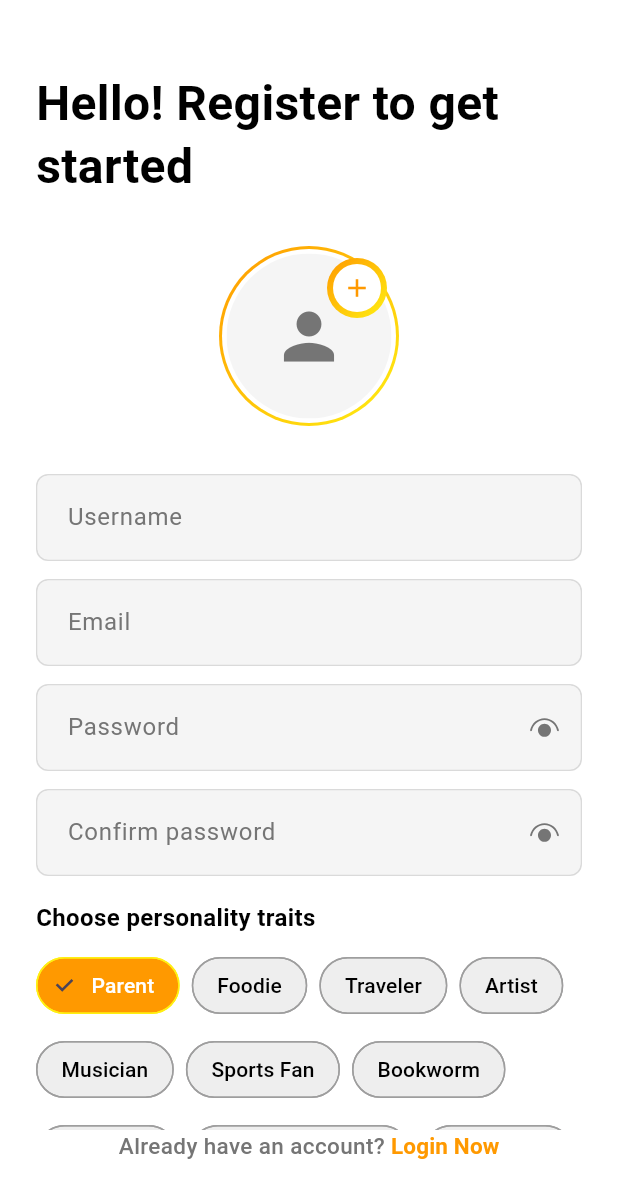
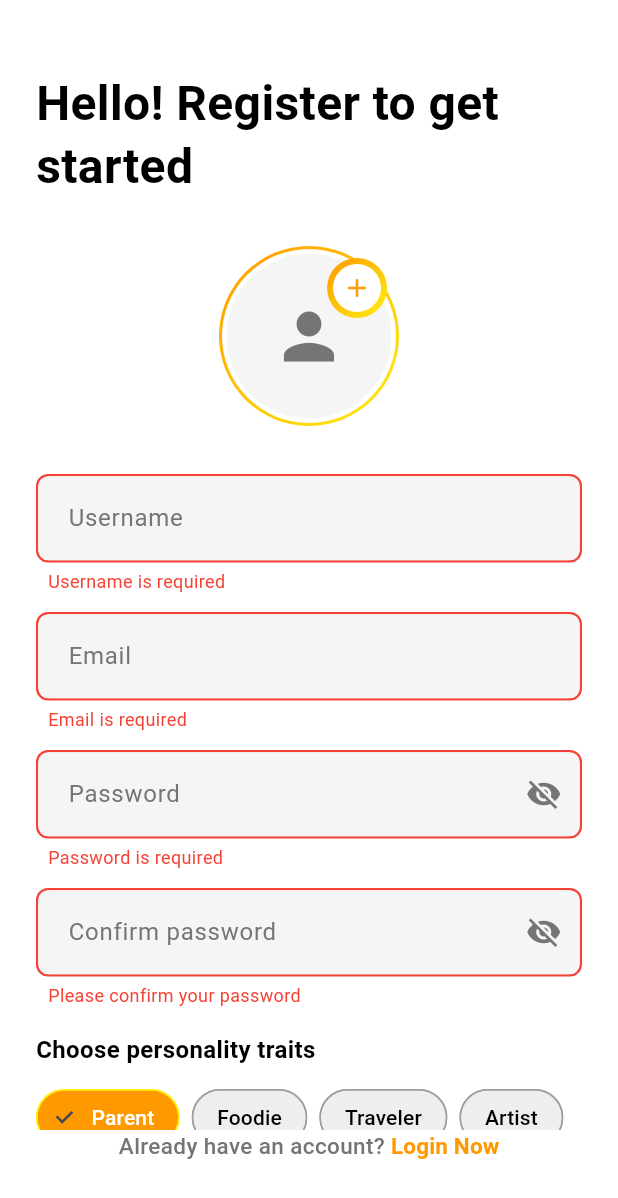
Before and after one commit to ZAEEM1014/new_xori-, a Flutter app: the SignupView screen opened by its route, after a tap on "Parent", on a phone screen of 412 x 824 dp. Shown: the top 1198 px of the screen. Run offline on Flutter 3.47's test engine with Material 3 defaults, Android fonts, the phone set to English and light mode, and no system bars; our stand-ins replace camera, cloud_firestore, firebase_auth, firebase_core, firebase_storage, flutter_svg and 5 more; missing offline and left inert: cloudinary_sdk; accounts and stored records are empty.

Commit message:
Implement comprehensive authentication improvements
✅ Email Verification System:
- Add sendEmailVerification() function to AuthService
- Send verification email automatically on signup
- Prevent login until email is verified
- Show verification dialog popup after successful signup

✅ Enhanced Input Validation:
- Add real-time field validation for all forms
- Username: min 3 chars, alphanumeric + underscore only
- Email: proper email format validation
- Password: min 6 chars with letters and numbers
- Confirm password: must match original password
- Display individual field error messages

✅ Improved Password Visibility:
- Replace SVG eye icon with Material Icons
- Proper show/hide password toggle functionality
- Maintains input text when toggling visibility
- Visual feedback for password visibility state

✅ Enhanced Error Handling:
- Comprehensive Firebase Auth error messages
- User-friendly error text for all validation failures
- Try-catch blocks around all auth operations
- Proper error state management with GetX

✅ UI/UX Improvements:
- Red border highlight on invalid fields
- Individual field error text display
- Form validation before submission
- Loading states and disabled buttons during operations
- Success messages and proper navigation flow

All authentication flows now include professional validation,
error handling, and email verification requirements.

```diff
--- a/lib/module/auth/controller/auth_controller.dart
+++ b/lib/module/auth/controller/auth_controller.dart
@@ -1,4 +1,5 @@
 import 'dart:io';
+import 'package:flutter/material.dart';
 import 'package:get/get.dart';
 import 'package:image_picker/image_picker.dart';
 import 'package:firebase_auth/firebase_auth.dart';
@@ -47,6 +48,14 @@ class AuthController extends GetxController {
   final RxString loginEmail = ''.obs;
   final RxString loginPassword = ''.obs;
 
+  // Validation errors
+  final RxString usernameError = ''.obs;
+  final RxString emailError = ''.obs;
+  final RxString passwordError = ''.obs;
+  final RxString confirmPasswordError = ''.obs;
+  final RxString loginEmailError = ''.obs;
+  final RxString loginPasswordError = ''.obs;
+
   // Validation states
   final RxBool isSignUpFormValid = false.obs;
   final RxBool isLoginFormValid = false.obs;
@@ -89,17 +98,95 @@ class AuthController extends GetxController {
   }
 
   void _validateSignUpForm() {
-    isSignUpFormValid.value = signUpUsername.value.trim().isNotEmpty &&
-        GetUtils.isEmail(signUpEmail.value.trim()) &&
-        signUpPassword.value.length >= 6 &&
-        signUpPassword.value == signUpConfirmPassword.value &&
-        selectedTraits.length == 3 &&
-        profileImage.value != null;
+    // Clear errors first
+    _clearValidationErrors();
+
+    bool isValid = true;
+
+    // Username validation
+    if (signUpUsername.value.trim().isEmpty) {
+      usernameError.value = 'Username is required';
+      isValid = false;
+    } else if (signUpUsername.value.trim().length < 3) {
+      usernameError.value = 'Username must be at least 3 characters';
+      isValid = false;
+    } else if (!RegExp(r'^[a-zA-Z0-9_]+$').hasMatch(signUpUsername.value.trim())) {
+      usernameError.value = 'Username can only contain letters, numbers, and underscores';
+      isValid = false;
+    }
+
+    // Email validation
+    if (signUpEmail.value.trim().isEmpty) {
+      emailError.value = 'Email is required';
+      isValid = false;
+    } else if (!GetUtils.isEmail(signUpEmail.value.trim())) {
+      emailError.value = 'Please enter a valid email address';
+      isValid = false;
+    }
+
+    // Password validation
+    if (signUpPassword.value.isEmpty) {
+      passwordError.value = 'Password is required';
+      isValid = false;
+    } else if (signUpPassword.value.length < 6) {
+      passwordError.value = 'Password must be at least 6 characters';
+      isValid = false;
+    } else if (!RegExp(r'^(?=.*[a-zA-Z])(?=.*\d)').hasMatch(signUpPassword.value)) {
+      passwordError.value = 'Password must contain at least one letter and one number';
+      isValid = false;
+    }
+
+    // Confirm password validation
+    if (signUpConfirmPassword.value.isEmpty) {
+      confirmPasswordError.value = 'Please confirm your password';
+      isValid = false;
+    } else if (signUpPassword.value != signUpConfirmPassword.value) {
+      confirmPasswordError.value = 'Passwords do not match';
+      isValid = false;
+    }
+
+    // Additional validations
+    if (selectedTraits.length != 3) {
+      isValid = false;
+    }
+
+    if (profileImage.value == null) {
+      isValid = false;
+    }
+
+    isSignUpFormValid.value = isValid;
   }
 
   void _validateLoginForm() {
-    isLoginFormValid.value = GetUtils.isEmail(loginEmail.value.trim()) &&
-        loginPassword.value.isNotEmpty;
+    // Clear login errors first
+    loginEmailError.value = '';
+    loginPasswordError.value = '';
+
+    bool isValid = true;
+
+    // Email validation
+    if (loginEmail.value.trim().isEmpty) {
+      loginEmailError.value = 'Email is required';
+      isValid = false;
+    } else if (!GetUtils.isEmail(loginEmail.value.trim())) {
+      loginEmailError.value = 'Please enter a valid email address';
+      isValid = false;
+    }
+
+    // Password validation
+    if (loginPassword.value.isEmpty) {
+      loginPasswordError.value = 'Password is required';
+      isValid = false;
+    }
+
+    isLoginFormValid.value = isValid;
+  }
+
+  void _clearValidationErrors() {
+    usernameError.value = '';
+    emailError.value = '';
+    passwordError.value = '';
+    confirmPasswordError.value = '';
   }
 
   // Handle authentication state changes
@@ -146,16 +233,20 @@ class AuthController extends GetxController {
 
   // Personality traits management
   void toggleTrait(String trait) {
+    try {
       if (selectedTraits.contains(trait)) {
         selectedTraits.remove(trait);
       } else {
         if (selectedTraits.length >= 3) {
-        _setError("You can only select up to 3 traits");
+          _setError("You can only select up to 3 personality traits");
           return;
         }
         selectedTraits.add(trait);
       }
       _clearMessages();
+    } catch (e) {
+      _setError('Error selecting trait: ${e.toString()}');
+    }
   }
 
   // Image picker methods
@@ -193,8 +284,22 @@ class AuthController extends GetxController {
   Future<void> signUp() async {
     if (isLoading.value) return;
 
+    // Validate form first
+    _validateSignUpForm();
+
     if (!isSignUpFormValid.value) {
-      _setError('Please fill all fields correctly');
+      _setError('Please correct all errors and fill all required fields');
+      return;
+    }
+
+    // Additional validations
+    if (selectedTraits.length != 3) {
+      _setError('Please select exactly 3 personality traits');
+      return;
+    }
+
+    if (profileImage.value == null) {
+      _setError('Please select a profile image');
       return;
     }
 
@@ -219,22 +324,22 @@ class AuthController extends GetxController {
       );
 
       if (credential != null && error == null) {
-        _setSuccess(
-            'Account created successfully! Please check your email for verification.');
+        _setSuccess('Account created successfully!');
         _clearSignUpForm();
-        // Show toast for 2 seconds, then navigate to login
-        Get.showSnackbar(GetSnackBar(
-          message:
-              'Verify your email first, a verification email has been sent to your email address.',
-          duration: const Duration(seconds: 2),
-        ));
-        await Future.delayed(const Duration(seconds: 2));
+
+        // Show email verification dialog
+        await _showEmailVerificationDialog();
+
         Get.offAllNamed('/login');
       } else {
         _setError(error ?? 'Sign up failed. Please try again.');
       }
     } catch (e) {
+      if (e is FirebaseAuthException) {
+        _setError(_getFirebaseAuthErrorMessage(e));
+      } else {
         _setError('Sign up error: ${e.toString()}');
+      }
     } finally {
       isLoading.value = false;
     }
@@ -243,8 +348,11 @@ class AuthController extends GetxController {
   Future<void> signIn() async {
     if (isLoading.value) return;
 
+    // Validate form first
+    _validateLoginForm();
+
     if (!isLoginFormValid.value) {
-      _setError('Please enter valid email and password');
+      _setError('Please correct all errors in the form');
       return;
     }
 
@@ -382,6 +490,28 @@ class AuthController extends GetxController {
   void _clearAllForms() {
     _clearSignUpForm();
     _clearLoginForm();
+    _clearValidationErrors();
+    loginEmailError.value = '';
+    loginPasswordError.value = '';
+  }
+
+  // Show email verification dialog
+  Future<void> _showEmailVerificationDialog() async {
+    return Get.dialog(
+      AlertDialog(
+        title: const Text('Email Verification'),
+        content: const Text(
+          'A verification email has been sent to your email address. Please verify your email before logging in.',
+        ),
+        actions: [
+          TextButton(
+            onPressed: () => Get.back(),
+            child: const Text('OK'),
+          ),
+        ],
+      ),
+      barrierDismissible: false,
+    );
   }
 
   String _getFirebaseAuthErrorMessage(FirebaseAuthException e) {
--- a/lib/module/auth/view/signup_view.dart
+++ b/lib/module/auth/view/signup_view.dart
@@ -116,18 +116,24 @@ class SignupView extends GetView<AuthController> {
                 ),
               ),
               const SizedBox(height: 32),
-              AppTextField(
+              Obx(() => AppTextField(
                     controller: TextEditingController(),
                     hintText: 'Username',
                     onChanged: (value) => controller.updateSignUpUsername(value),
-              ),
+                    errorText: controller.usernameError.value.isEmpty
+                        ? null
+                        : controller.usernameError.value,
+                  )),
               const SizedBox(height: 12),
-              AppTextField(
+              Obx(() => AppTextField(
                     controller: TextEditingController(),
                     hintText: 'Email',
                     keyboardType: TextInputType.emailAddress,
                     onChanged: (value) => controller.updateSignUpEmail(value),
-              ),
+                    errorText: controller.emailError.value.isEmpty
+                        ? null
+                        : controller.emailError.value,
+                  )),
               const SizedBox(height: 12),
               Obx(() => AppTextField(
                     controller: TextEditingController(),
@@ -137,6 +143,9 @@ class SignupView extends GetView<AuthController> {
                     onTogglePassword: controller.toggleSignUpPasswordVisibility,
                     onChanged: (value) =>
                         controller.updateSignUpPassword(value),
+                    errorText: controller.passwordError.value.isEmpty
+                        ? null
+                        : controller.passwordError.value,
                   )),
               const SizedBox(height: 12),
               Obx(() => AppTextField(
@@ -149,6 +158,9 @@ class SignupView extends GetView<AuthController> {
                         controller.toggleSignUpConfirmPasswordVisibility,
                     onChanged: (value) =>
                         controller.updateSignUpConfirmPassword(value),
+                    errorText: controller.confirmPasswordError.value.isEmpty
+                        ? null
+                        : controller.confirmPasswordError.value,
                   )),
               const SizedBox(height: 16),
               // Personality Traits Selection UI
--- a/lib/services/auth_service.dart
+++ b/lib/services/auth_service.dart
@@ -84,7 +84,16 @@ class AuthService {
         print('[DEBUG] AuthService: Firestore save failed: $firestoreError');
         return (null, "Failed to save user data: $firestoreError");
       }
-      // No email verification required
+      // Send email verification
+      try {
+        print('[DEBUG] AuthService: Sending email verification');
+        await user.sendEmailVerification();
+        print('[DEBUG] AuthService: Email verification sent successfully');
+      } catch (verificationError) {
+        print('[DEBUG] AuthService: Email verification failed: $verificationError');
+        // Don't fail signup if verification email fails to send
+      }
+
       return (userCredential, null);
     } catch (e, st) {
       print('[DEBUG] AuthService: Exception: ' + e.toString());
@@ -105,7 +114,11 @@ class AuthService {
       if (user == null) {
         return (null, "Login failed. Please try again.");
       }
-      // No email verification required
+      // Check email verification
+      if (!user.emailVerified) {
+        return (null, "Please verify your email before logging in. Check your inbox for a verification email.");
+      }
+
       return (userCredential, null);
     } catch (e) {
       return (null, e.toString());
@@ -118,6 +131,23 @@ class AuthService {
       await _auth.signOut();
     } catch (e) {
       throw _handleAuthException(e);
+    }
+  }
+
+  // Send email verification
+  Future<String?> sendEmailVerification() async {
+    try {
+      final user = _auth.currentUser;
+      if (user != null && !user.emailVerified) {
+        await user.sendEmailVerification();
+        return null; // Success
+      } else if (user?.emailVerified == true) {
+        return "Email is already verified.";
+      } else {
+        return "No user found. Please sign up first.";
+      }
+    } catch (e) {
+      return _handleAuthException(e).toString();
     }
   }
 
--- a/lib/widgets/app_text_field.dart
+++ b/lib/widgets/app_text_field.dart
@@ -1,7 +1,5 @@
 import 'package:flutter/material.dart';
 import '../constants/app_colors.dart';
-import '../constants/app_assets.dart';
-import 'package:flutter_svg/flutter_svg.dart';
 
 class AppTextField extends StatelessWidget {
   final TextEditingController controller;
@@ -16,6 +14,8 @@ class AppTextField extends StatelessWidget {
   final ValueChanged<String>? onChanged;
   final int? minLines;
   final int? maxLines;
+  final String? errorText;
+  final FormFieldValidator<String>? validator;
 
   const AppTextField({
     Key? key,
@@ -31,17 +31,25 @@ class AppTextField extends StatelessWidget {
     this.onChanged,
     this.minLines,
     this.maxLines,
+    this.errorText,
+    this.validator,
   }) : super(key: key);
 
   @override
   Widget build(BuildContext context) {
-    return Container(
+    return Column(
+      crossAxisAlignment: CrossAxisAlignment.start,
+      children: [
+        Container(
           margin: margin,
           padding: padding,
           decoration: BoxDecoration(
             color: AppColors.inputBackground,
             borderRadius: BorderRadius.circular(borderRadius),
-        border: Border.all(color: const Color(0xFFDADADA)),
+            border: Border.all(
+              color: errorText != null ? Colors.red : const Color(0xFFDADADA),
+              width: errorText != null ? 1.5 : 1,
+            ),
           ),
           child: TextField(
             controller: controller,
@@ -64,17 +72,30 @@ class AppTextField extends StatelessWidget {
                   const EdgeInsets.symmetric(horizontal: 16, vertical: 16),
               suffixIcon: isPassword
                   ? IconButton(
-                  icon: SvgPicture.asset(
-                    AppAssets.eyeIcon,
+                      icon: Icon(
+                        isPasswordVisible ? Icons.visibility : Icons.visibility_off,
                         color: AppColors.textLight,
-                    width: 24,
-                    height: 24,
+                        size: 24,
                       ),
                       onPressed: onTogglePassword,
                     )
                   : null,
             ),
           ),
+        ),
+        if (errorText != null)
+          Padding(
+            padding: const EdgeInsets.only(top: 4, left: 8),
+            child: Text(
+              errorText!,
+              style: const TextStyle(
+                color: Colors.red,
+                fontSize: 12,
+                fontWeight: FontWeight.w400,
+              ),
+            ),
+          ),
+      ],
     );
   }
 }
```
Also changed, not shown: lib/module/auth/view/login_view.dart (+12 -6 lines). Lines whose indentation alone changed are shown as unchanged.
